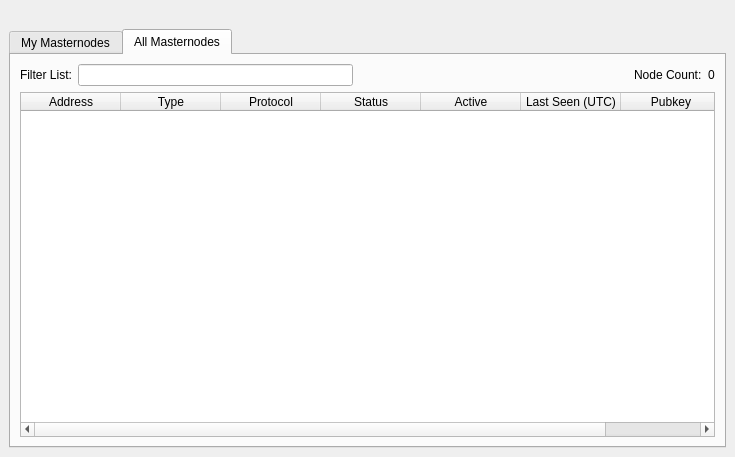
This is src/qt/forms/masternodelist.ui in MotoAcidic/Altbet-2.0.0.0 as Qt 5 draws it before an edit. The edited form follows.
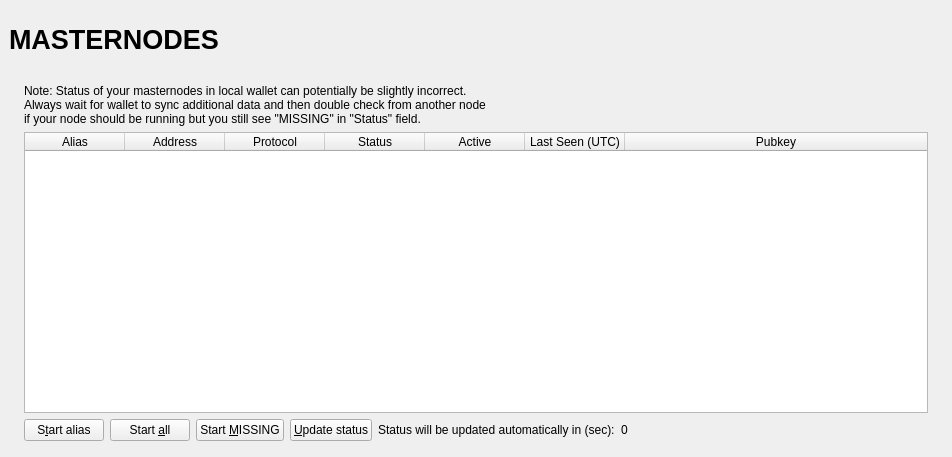
This is the edited form. The open tabs and pages were chosen to show the change.

```diff
--- a/src/qt/forms/masternodelist.ui
+++ b/src/qt/forms/masternodelist.ui
@@ -23,7 +23,41 @@
       <number>0</number>
      </property>
      <item>
-      <spacer name="horizontalSpacer0">
+      <widget class="QFrame" name="frame_Header">
+       <layout class="QVBoxLayout" name="verticalLayout_4">
+        <property name="margin">
+         <number>0</number>
+        </property>
+        <item>
+         <layout class="QHBoxLayout" name="horizontalLayout_Header" stretch="1,0,1">
+          <item>
+           <widget class="QLabel" name="labelOverviewHeaderLeft">
+            <property name="minimumSize">
+             <size>
+              <width>464</width>
+              <height>60</height>
+             </size>
+            </property>
+            <property name="maximumSize">
+             <size>
+              <width>16777215</width>
+              <height>60</height>
+             </size>
+            </property>
+            <property name="font">
+             <font>
+              <pointsize>20</pointsize>
+              <weight>75</weight>
+              <bold>true</bold>
+             </font>
+            </property>
+            <property name="text">
+             <string>MASTERNODES</string>
+            </property>
+           </widget>
+          </item>
+          <item>
+           <spacer name="horizontalSpacer">
        <property name="orientation">
         <enum>Qt::Horizontal</enum>
        </property>
@@ -36,19 +70,62 @@
       </spacer>
      </item>
      <item>
-      <widget class="QTabWidget" name="tabWidget">
-       <property name="currentIndex">
+           <widget class="QLabel" name="labelOverviewHeaderRight">
+            <property name="minimumSize">
+             <size>
+              <width>464</width>
+              <height>60</height>
+             </size>
+            </property>
+            <property name="maximumSize">
+             <size>
+              <width>16777215</width>
+              <height>60</height>
+             </size>
+            </property>
+            <property name="font">
+             <font>
+              <pointsize>14</pointsize>
+             </font>
+            </property>
+            <property name="text">
+             <string/>
+            </property>
+            <property name="alignment">
+             <set>Qt::AlignRight|Qt::AlignTrailing|Qt::AlignVCenter</set>
+            </property>
+           </widget>
+          </item>
+         </layout>
+        </item>
+       </layout>
+      </widget>
+     </item>
+     <item>
+      <widget class="QFrame" name="frame_BG">
+       <layout class="QVBoxLayout" name="verticalLayout_3">
+        <property name="margin">
+         <number>6</number>
+        </property>
+        <item>
+         <widget class="QFrame" name="frame_Content">
+          <layout class="QVBoxLayout" name="verticalLayout">
+           <property name="spacing">
         <number>0</number>
        </property>
-       <widget class="QWidget" name="tabMyMasternodes">
-        <attribute name="title">
-         <string>My Masternodes</string>
-        </attribute>
+           <property name="margin">
+            <number>0</number>
+           </property>
+           <item>
         <layout class="QGridLayout" name="gridLayout_2">
+             <property name="spacing">
+              <number>2</number>
+             </property>
          <item row="0" column="0">
+              <widget class="QFrame" name="frameList">
           <layout class="QVBoxLayout" name="verticalLayout_2">
            <property name="bottomMargin">
-            <number>0</number>
+                 <number>1</number>
            </property>
            <item>
             <layout class="QHBoxLayout" name="horizontalLayout_note">
@@ -140,11 +217,6 @@
                <string>Address</string>
               </property>
              </column>
-             <column>
-              <property name="text">
-               <string>Type</string>
-              </property>
-             </column>
              <column>
               <property name="text">
                <string>Protocol</string>
@@ -235,158 +307,14 @@
             </layout>
            </item>
           </layout>
-         </item>
-        </layout>
-       </widget>
-       <widget class="QWidget" name="tabAllMasternodes">
-        <attribute name="title">
-         <string>All Masternodes</string>
-        </attribute>
-        <layout class="QGridLayout" name="gridLayout">
-         <item row="1" column="0">
-          <widget class="QTableWidget" name="tableWidgetMasternodes">
-           <property name="palette">
-            <palette>
-             <active>
-              <colorrole role="Text">
-               <brush brushstyle="SolidPattern">
-                <color alpha="255">
-                 <red>51</red>
-                 <green>51</green>
-                 <blue>51</blue>
-                </color>
-               </brush>
-              </colorrole>
-             </active>
-             <inactive>
-              <colorrole role="Text">
-               <brush brushstyle="SolidPattern">
-                <color alpha="255">
-                 <red>51</red>
-                 <green>51</green>
-                 <blue>51</blue>
-                </color>
-               </brush>
-              </colorrole>
-             </inactive>
-             <disabled>
-              <colorrole role="Text">
-               <brush brushstyle="SolidPattern">
-                <color alpha="255">
-                 <red>85</red>
-                 <green>85</green>
-                 <blue>85</blue>
-                </color>
-               </brush>
-              </colorrole>
-             </disabled>
-            </palette>
-           </property>
-           <property name="editTriggers">
-            <set>QAbstractItemView::NoEditTriggers</set>
-           </property>
-           <property name="alternatingRowColors">
-            <bool>true</bool>
-           </property>
-           <property name="selectionBehavior">
-            <enum>QAbstractItemView::SelectRows</enum>
-           </property>
-           <property name="sortingEnabled">
-            <bool>true</bool>
-           </property>
-           <attribute name="horizontalHeaderStretchLastSection">
-            <bool>true</bool>
-           </attribute>
-           <attribute name="ResizeMode">
-            <enum>QHeaderView::Interactive</enum>
-           </attribute>
-           <column>
-            <property name="text">
-             <string>Address</string>
-            </property>
-           </column>
-           <column>
-            <property name="text">
-             <string>Type</string>
-            </property>
-           </column>
-           <column>
-            <property name="text">
-             <string>Protocol</string>
-            </property>
-           </column>
-           <column>
-            <property name="text">
-             <string>Status</string>
-            </property>
-           </column>
-           <column>
-            <property name="text">
-             <string>Active</string>
-            </property>
-           </column>
-           <column>
-            <property name="text">
-             <string>Last Seen (UTC)</string>
-            </property>
-           </column>
-           <column>
-            <property name="text">
-             <string>Pubkey</string>
-            </property>
-           </column>
-          </widget>
-         </item>
-         <item row="0" column="0">
-          <layout class="QHBoxLayout" name="horizontalLayout_3">
-           <property name="bottomMargin">
-            <number>0</number>
-           </property>
-           <item>
-            <widget class="QLabel" name="label_filter">
-             <property name="text">
-              <string>Filter List:</string>
-             </property>
-            </widget>
-           </item>
-           <item>
-            <widget class="QLineEdit" name="filterLineEdit">
-             <property name="toolTip">
-              <string>Filter masternode list</string>
-             </property>
-            </widget>
-           </item>
-           <item>
-            <spacer name="horizontalSpacer_3">
-             <property name="orientation">
-              <enum>Qt::Horizontal</enum>
-             </property>
-             <property name="sizeHint" stdset="0">
-              <size>
-               <width>10</width>
-               <height>20</height>
-              </size>
-             </property>
-            </spacer>
-           </item>
-           <item>
-            <widget class="QLabel" name="label_count">
-             <property name="text">
-              <string>Node Count:</string>
-             </property>
-            </widget>
-           </item>
-           <item>
-            <widget class="QLabel" name="countLabel">
-             <property name="text">
-              <string>0</string>
-             </property>
-            </widget>
-           </item>
+              </widget>
+             </item>
           </layout>
          </item>
         </layout>
        </widget>
+        </item>
+       </layout>
       </widget>
      </item>
     </layout>
```
Left out of the diff: 3 changed lines with no effect on the pictures. Lines whose indentation alone changed are shown as unchanged.
